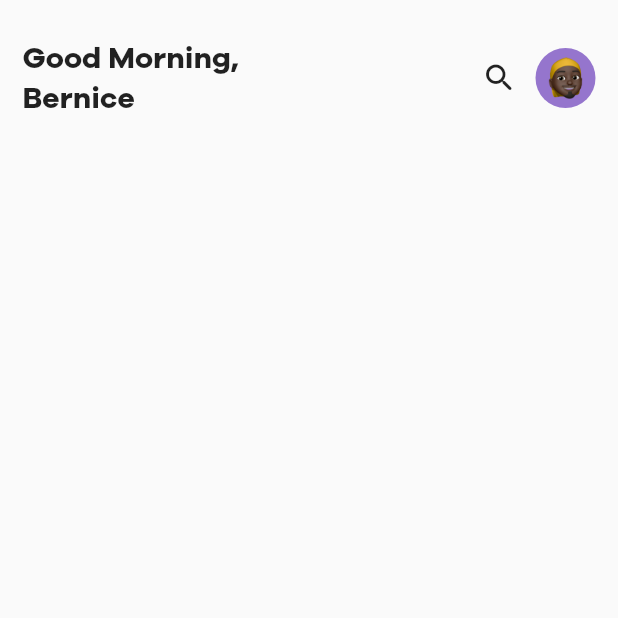
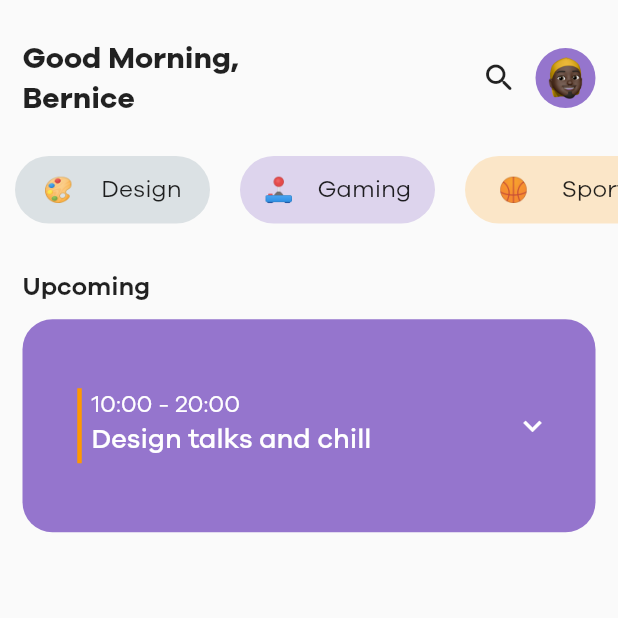
Before and after one commit to Codesait/geekHouse, a Flutter app: the screen it shows after launch, on a phone screen of 412 x 824 dp, the top half of it. Run offline on Flutter 3.47's test engine with Material 2 defaults, Android fonts, the phone set to English and light mode, and no system bars.

Commit message:
modified home

```diff
--- a/lib/pages/home.dart
+++ b/lib/pages/home.dart
@@ -1,6 +1,10 @@
 import 'package:flutter/material.dart';
+import 'package:flutter/rendering.dart';
+import 'package:projects/utils/data.dart';
 import 'package:projects/utils/size.dart';
 import 'package:projects/widget/home_custom_appbar.dart';
+import 'package:projects/widget/tab_pill.dart';
+import 'package:projects/widget/upComingTablet.dart';
 
 class Home extends StatefulWidget {
   const Home({Key? key}) : super(key: key);
@@ -10,6 +14,11 @@ class Home extends StatefulWidget {
 }
 
 class _HomeState extends State<Home> {
+
+  DataClass data = DataClass();
+  double horizontalPad = 15.0;
+
+
   @override
   Widget build(BuildContext context) {
     return Scaffold(
@@ -17,15 +26,33 @@ class _HomeState extends State<Home> {
         child: Container(
           width: fullWidth(context),
           height: fullHeigth(context),
-          padding: const EdgeInsets.symmetric(horizontal: 15,vertical: 25),
+          padding: const EdgeInsets.symmetric(vertical: 25),
           child: Column(
             children: [
+
               Expanded(
                 flex: 1,
                   child: Container(
                     child: Column(
                       children: [
-                        CustomAppBar(),
+                        Padding(
+                          padding:  EdgeInsets.symmetric(horizontal: horizontalPad),
+                          child: CustomAppBar(),
+                        ),
+                        SizedBox(height: 25),
+                        Container(
+                          height: 45,
+                          width: fullWidth(context),
+                          child: ListView(
+                              scrollDirection: Axis.horizontal,
+                              children: data.tabData.map((e) =>
+                                  TabPill(
+                                    backgroundColor: e['color'],
+                                    title: e['title'],
+                                    icon: e['icon']
+                                  )).toList(),
+                            ),
+                        ),
 
                       ],
                     ),
@@ -34,7 +61,9 @@ class _HomeState extends State<Home> {
               Expanded(
                 flex: 4,
                   child: Container(
-
+                    width: fullWidth(context),
+                    padding:  EdgeInsets.symmetric(horizontal: horizontalPad),
+                    child: body(),
                   )),
             ],
           ),
@@ -42,4 +71,24 @@ class _HomeState extends State<Home> {
       ),
     );
   }
+
+
+  Widget body(){
+    return Column(
+      crossAxisAlignment: CrossAxisAlignment.start,
+      children: <Widget>[
+        Text(
+          'Upcoming',
+          style: TextStyle(
+            fontSize: 17,
+            fontWeight: FontWeight.w600,
+            fontFamily: "Galano"
+          ),
+
+        ),
+        SizedBox(height: 10),
+        UpComings()
+      ],
+    );
+  }
 }
--- /dev/null
+++ b/lib/utils/data.dart
@@ -0,0 +1,31 @@
+import 'package:flutter/material.dart';
+
+class DataClass {
+  List<Map> tabData = [
+    {
+      "icon":"🎨",
+      "title":"Design",
+      "color": Colors.blueGrey
+    },
+    {
+      "icon":"🕹",
+      "title":"Gaming",
+      "color": Colors.deepPurple
+    },
+    {
+      "icon":"🏀",
+      "title":"Sport",
+      "color": Colors.orange
+    },
+    {
+      "icon":"🏡",
+      "title":"Homes",
+      "color": Colors.blue
+    },
+    {
+      "icon":"📱",
+      "title":"Mobile Dev",
+      "color": Colors.purple
+    },
+  ];
+}
--- /dev/null
+++ b/lib/widget/tab_pill.dart
@@ -0,0 +1,35 @@
+import 'package:flutter/material.dart';
+
+class TabPill extends StatelessWidget {
+  const TabPill({Key? key,required this.backgroundColor, required this.title, required this.icon}) : super(key: key);
+  final Color backgroundColor;
+  final String title;
+  final String icon;
+
+  @override
+  Widget build(BuildContext context) {
+    return Container(
+      width: 130,
+      height: 50,
+      margin: const EdgeInsets.symmetric(horizontal: 10),
+      decoration: BoxDecoration(
+        color: backgroundColor.withOpacity(0.2),
+        borderRadius: BorderRadius.circular(25)
+      ),
+      child: Center(
+        child: Row(
+          mainAxisAlignment: MainAxisAlignment.spaceEvenly,
+          children: [
+            Text(icon,style: TextStyle(fontSize: 16),),
+            Text(
+              title,
+              style: TextStyle(
+                fontFamily: "Galano",
+                fontSize: 16
+              ),)
+          ],
+        ),
+      ),
+    );
+  }
+}
--- /dev/null
+++ b/lib/widget/upComingTablet.dart
@@ -0,0 +1,66 @@
+import 'package:flutter/material.dart';
+import 'package:projects/utils/size.dart';
+
+
+class UpComings extends StatelessWidget {
+  const UpComings({Key? key}) : super(key: key);
+
+  @override
+  Widget build(BuildContext context) {
+    return Container(
+      width: fullWidth(context),
+      height: fullHeigth(context)/5.8,
+      padding: const EdgeInsets.all(30),
+      decoration: BoxDecoration(
+          borderRadius: BorderRadius.circular(20),
+          color: Colors.deepPurple.shade300
+      ),
+      child: Center(
+        child: Row(
+          mainAxisAlignment: MainAxisAlignment.spaceBetween,
+          children: <Widget>[
+            Container(
+              height: 50,
+              child: Row(
+                mainAxisAlignment: MainAxisAlignment.spaceBetween,
+                children: [
+                  VerticalDivider(
+                    thickness: 3,
+                    color: Colors.orange,
+                  ),
+                  Column(
+                    crossAxisAlignment: CrossAxisAlignment.start,
+                    children: [
+                      Text("10:00 - 20:00",
+                        style: TextStyle(
+                            fontFamily: 'Galano',
+                            color: Colors.white,
+                            fontSize: 16
+                        ),
+                      ),
+                      Text(
+                        "Design talks and chill",
+                        style:
+                        TextStyle(
+                            fontFamily: 'Galano',
+                            fontSize: 18,
+                            color: Colors.white,
+                            fontWeight: FontWeight.w500
+
+                        ),
+                      ),
+                    ],
+                  ),
+                ],
+              ),
+            ),
+            Icon(
+              Icons.keyboard_arrow_down_sharp,
+              color: Colors.white,
+            )
+          ],
+        ),
+      ),
+    );
+  }
+}
```
